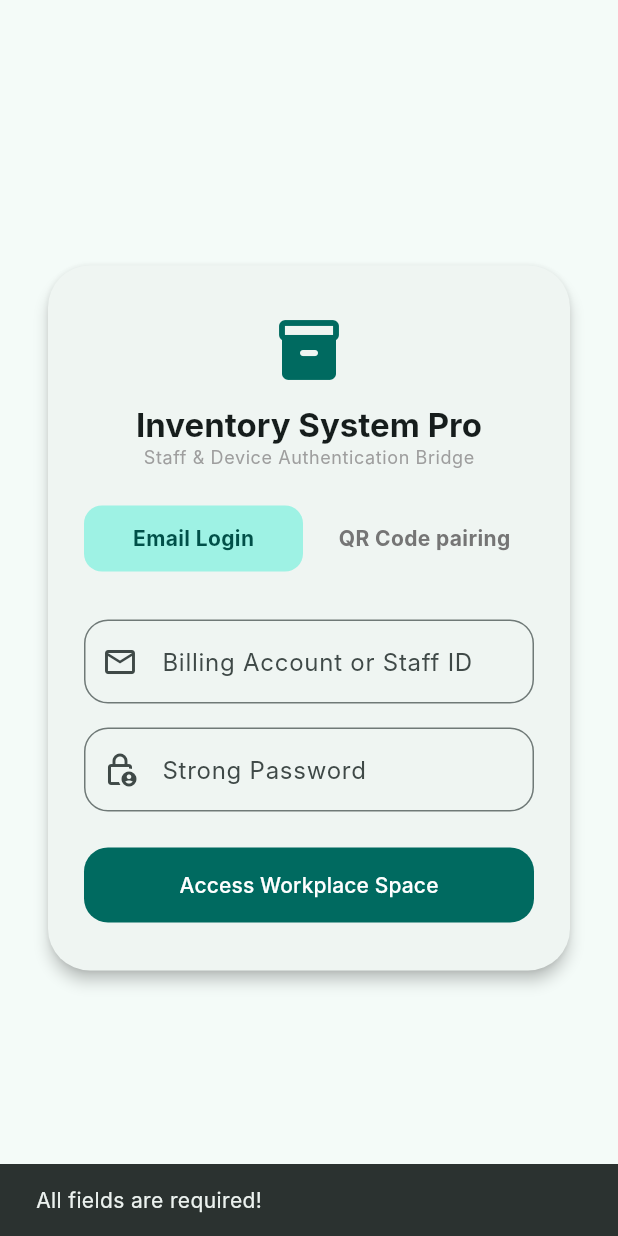
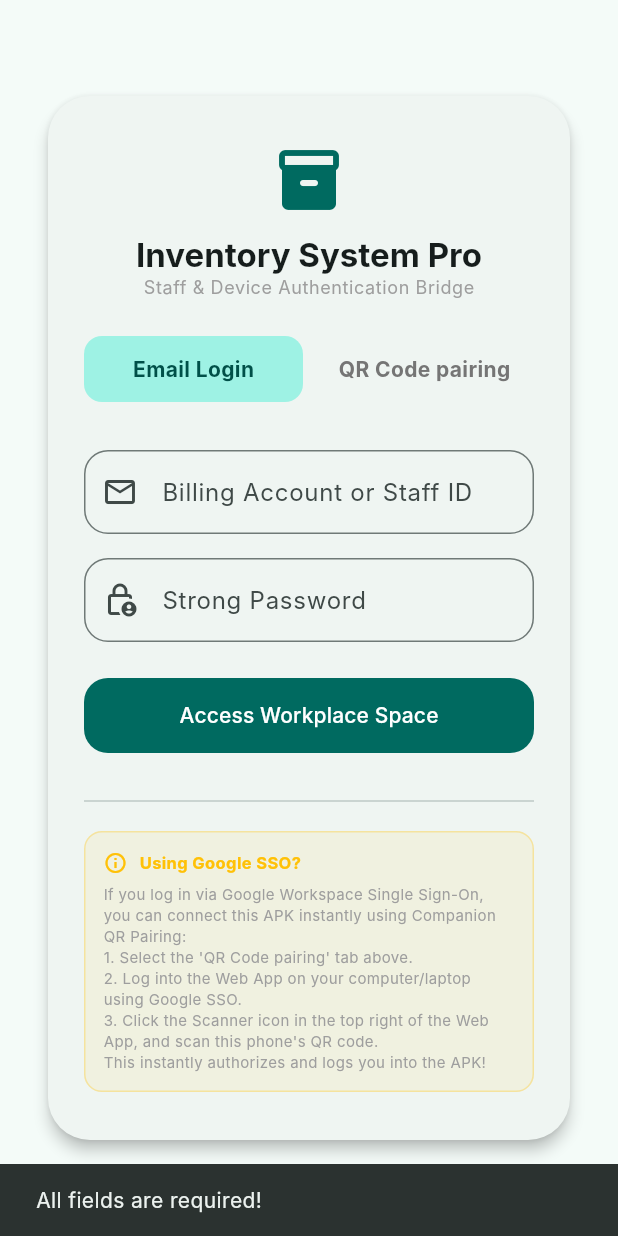
Before and after one commit to vijaynaik2798-ops/inventory-and-service, a Flutter app: the screen it shows after launch, after a tap on "Access Workplace Space", on a phone screen of 412 x 824 dp. Run offline on Flutter 3.47's test engine with Material 3 defaults, Android fonts, the phone set to English and light mode, and no system bars; our stand-ins replace cloud_firestore, firebase_auth, firebase_core, qr_flutter; missing offline and left inert: mobile_scanner; accounts and stored records are empty; Roboto replaces fonts that are missing (Inter).

Commit message:
feat: implement secure QR cross-device authentication
Enable real-time QR login session validation across web and mobile
platforms. Added status checks for operator accounts and updated
authentication flow to use Firebase Auth.

```diff
--- a/flutter_app/lib/screens/login_screen.dart
+++ b/flutter_app/lib/screens/login_screen.dart
@@ -2,6 +2,7 @@ import 'dart:async';
 import 'package:flutter/material.dart';
 import 'package:qr_flutter/qr_flutter.dart';
 import 'package:cloud_firestore/cloud_firestore.dart';
+import 'package:firebase_auth/firebase_auth.dart';
 import '../services/qr_login_service.dart';
 import 'dashboard_screen.dart';
 import 'qr_scanner_view.dart';
@@ -76,8 +77,11 @@ class _LoginScreenState extends State<LoginScreen> {
     });
   }
 
-  void _handleEmailSubmit() {
-    if (_emailController.text.trim().isEmpty || _passwordController.text.trim().isEmpty) {
+  void _handleEmailSubmit() async {
+    final email = _emailController.text.trim();
+    final password = _passwordController.text.trim();
+
+    if (email.isEmpty || password.isEmpty) {
       ScaffoldMessenger.of(context).showSnackBar(
         const SnackBar(content: Text("All fields are required!")),
       );
@@ -86,13 +90,34 @@ class _LoginScreenState extends State<LoginScreen> {
 
     setState(() => _isLoading = true);
 
-    // Simulate real auth validation (coupled to Firebase auth dynamically in production)
-    Future.delayed(const Duration(milliseconds: 1200), () {
-      setState(() => _isLoading = false);
-      String email = _emailController.text.trim().toLowerCase();
+    try {
+      // Connect to genuine Firebase Auth
+      final credential = await FirebaseAuth.instance.signInWithEmailAndPassword(
+        email: email,
+        password: password,
+      );
+
+      final user = credential.user;
+      if (user != null) {
+        // Retrieve custom user operator roles and states from Cloud Firestore
+        final docSnap = await FirebaseFirestore.instance.collection('users').doc(user.uid).get();
+        if (docSnap.exists) {
+          final data = docSnap.data();
+          final name = data?['name'] ?? 'Staff User';
+          final role = data?['role'] ?? 'Staff';
+          final emailVal = data?['email'] ?? user.email ?? '';
+          final status = data?['status'] ?? 'active';
+
+          if (status == 'disabled' || status == 'locked') {
+            await FirebaseAuth.instance.signOut();
+            throw Exception("This operator account profile has been locked or disabled.");
+          }
+
+          _navigateToDashboard(name, emailVal, role);
+        } else {
+          // If profile does not exist yet (e.g. registered in Firebase Auth manually), bootstrap a default role
           String role = "Staff";
-      String name = "Vijay Staff";
-
+          String name = "Staff User";
           if (email.contains("admin")) {
             role = "Admin";
             name = "Vijay Admin";
@@ -102,7 +127,31 @@ class _LoginScreenState extends State<LoginScreen> {
           }
 
           _navigateToDashboard(name, email, role);
-    });
+        }
+      } else {
+        throw Exception("Auth failed, returned empty user node.");
+      }
+    } on FirebaseAuthException catch (e) {
+      String errMsg = "Authentication failed. Please check credentials.";
+      if (e.code == 'user-not-found') {
+        errMsg = "No user found with this email.";
+      } else if (e.code == 'wrong-password') {
+        errMsg = "Incorrect password provided.";
+      } else if (e.code == 'user-disabled') {
+        errMsg = "This user account has been disabled.";
+      }
+      ScaffoldMessenger.of(context).showSnackBar(
+        SnackBar(content: Text(errMsg)),
+      );
+    } catch (e) {
+      ScaffoldMessenger.of(context).showSnackBar(
+        SnackBar(content: Text(e.toString().replaceAll("Exception:", "").trim())),
+      );
+    } finally {
+      if (mounted) {
+        setState(() => _isLoading = false);
+      }
+    }
   }
 
   void _navigateToDashboard(String name, String email, String role) {
@@ -301,6 +350,50 @@ class _LoginScreenState extends State<LoginScreen> {
                         const Text("QR code expired. Tap to regenerate."),
                       ],
                     ],
+
+                    const SizedBox(height: 24),
+                    const Divider(),
+                    const SizedBox(height: 12),
+                    Container(
+                      padding: const EdgeInsets.all(12),
+                      decoration: BoxDecoration(
+                        color: Colors.amber.withOpacity(0.08),
+                        border: Border.all(color: Colors.amber.withOpacity(0.3)),
+                        borderRadius: BorderRadius.circular(12),
+                      ),
+                      child: Column(
+                        crossAxisAlignment: CrossAxisAlignment.start,
+                        children: [
+                          Row(
+                            children: const [
+                              Icon(Icons.info_outline, size: 16, color: Colors.amber),
+                              SizedBox(width: 8),
+                              Text(
+                                "Using Google SSO?",
+                                style: TextStyle(
+                                  fontSize: 11,
+                                  fontWeight: FontWeight.bold,
+                                  color: Colors.amber,
+                                ),
+                              ),
+                            ],
+                          ),
+                          const SizedBox(height: 6),
+                          const Text(
+                            "If you log in via Google Workspace Single Sign-On, you can connect this APK instantly using Companion QR Pairing:\n"
+                            "1. Select the 'QR Code pairing' tab above.\n"
+                            "2. Log into the Web App on your computer/laptop using Google SSO.\n"
+                            "3. Click the Scanner icon in the top right of the Web App, and scan this phone's QR code.\n"
+                            "This instantly authorizes and logs you into the APK!",
+                            style: TextStyle(
+                              fontSize: 10,
+                              height: 1.4,
+                              color: Colors.grey,
+                            ),
+                          ),
+                        ],
+                      ),
+                    ),
                   ],
                 ),
               ),
```
Also changed, not shown: flutter_app/lib/screens/dashboard_screen.dart (+12 -4 lines), 3 other files. Lines whose indentation alone changed are shown as unchanged.
